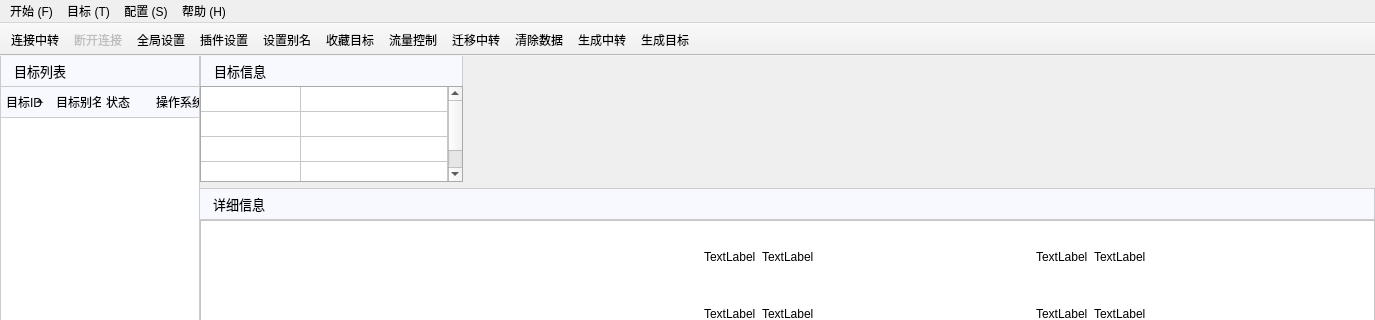
Qt form maindlg.ui (yzx65/RemoteControl) before a commit; both pictures show x 0 to 1375 and y 0 to 320 of the 1375 by 830 pixel window.
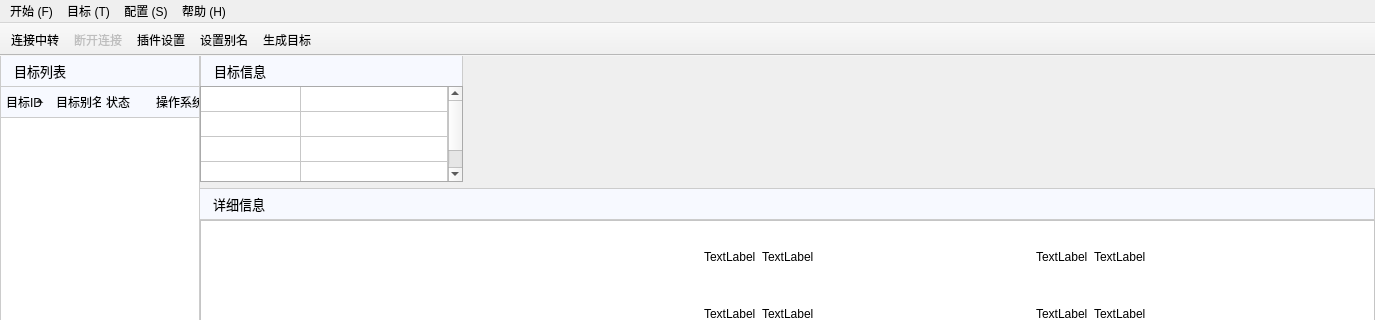
The same form after that commit. Icons and pictures are not drawn.

The edit to the form file:
```diff
--- a/maindlg.ui
+++ b/maindlg.ui
@@ -1403,14 +1403,8 @@
    </attribute>
    <addaction name="actStart"/>
    <addaction name="actStop"/>
-   <addaction name="actConfig"/>
    <addaction name="actPolicy"/>
    <addaction name="actAlias"/>
-   <addaction name="actFavorite"/>
-   <addaction name="actFlowControl"/>
-   <addaction name="actMigrateDaemon"/>
-   <addaction name="actCleanDatabase"/>
-   <addaction name="actCreateDaemon"/>
    <addaction name="actCreate"/>
   </widget>
   <widget class="QStatusBar" name="statusBar"/>
```
Left out of the diff: 48 changed lines with no effect on the pictures.
